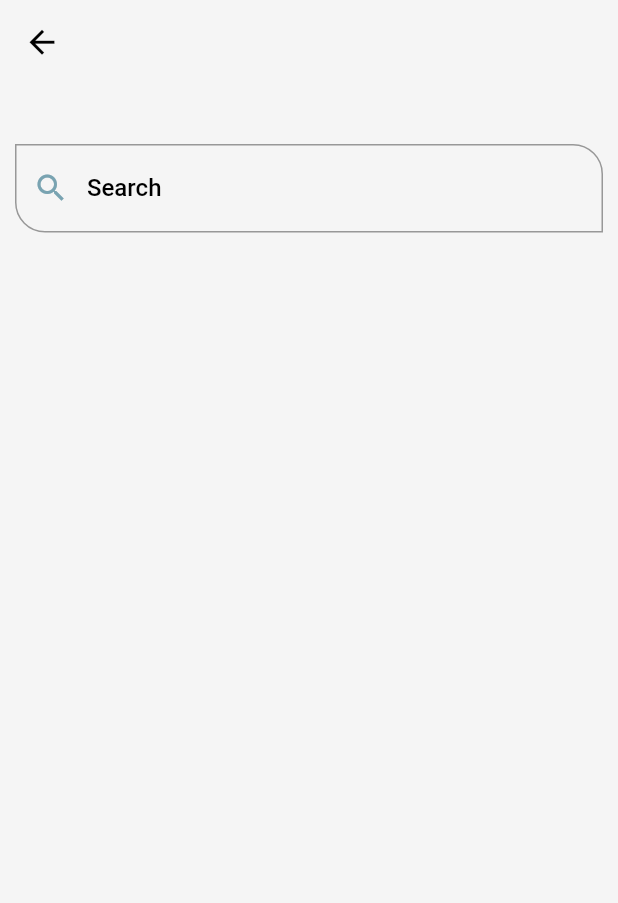
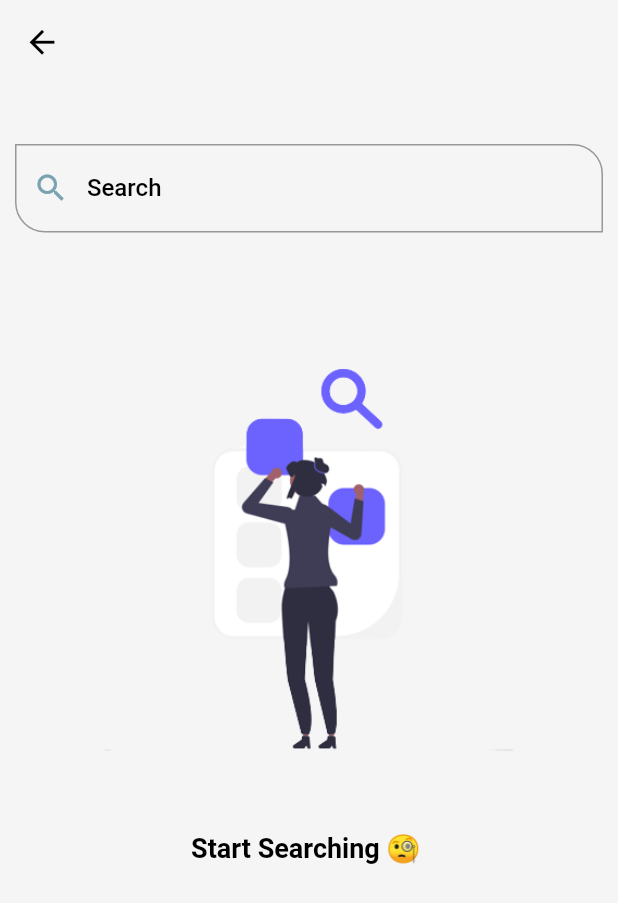
Before and after one commit to mahmoud-khaled19/GoShop, a Flutter app: the SearchScreen screen opened directly, on a phone screen of 412 x 824 dp. Shown: the top 903 px of the screen. Run offline on Flutter 3.47's test engine with Material 2 defaults, Android fonts, the phone set to English and light mode, and no system bars; our stand-ins replace animated_splash_screen, carousel_slider, conditional_builder_null_safety, dio, easy_localization, flutter_bloc and 2 more; accounts and stored records are empty; network calls fail.

Commit message:
finish without any pugs

```diff
--- a/lib/app_constance/assets_manager.dart
+++ /dev/null
@@ -1,6 +0,0 @@
-const String assetsPath = 'assets/images';
-
-class ImagesManager {
-  static const String facebook= '$assetsPath/facebook.png';
-  static const String google= '$assetsPath/google.png';
-}
--- a/lib/app_constance/strings_manager.dart
+++ b/lib/app_constance/strings_manager.dart
@@ -33,6 +33,9 @@ class AppStrings {
   static const String inYourBag = "bagged_already";
   static const String noCarts = 'No Items Bagged Yet!';
 
+  static const String searchScreen = 'Start Searching 🧐 ';
+  static const String searchScreen2 = "Oops ! Data Not Found" ;
+
 
 //مراجعه كل القيم من الاول واعمل بادينج علشان العربي بيضرب
 }
--- a/lib/view/screens/search_screen/searchScreen.dart
+++ b/lib/view/screens/search_screen/searchScreen.dart
@@ -4,6 +4,7 @@ import 'package:flutter_bloc/flutter_bloc.dart';
 import 'package:shop_app/app_constance/constants_methods.dart';
 import 'package:shop_app/app_constance/strings_manager.dart';
 
+import '../../../generated/assets.dart';
 import '../../../view_model/cubit/app_cubit.dart';
 import '../../../view_model/cubit/search_cubit/cubit.dart';
 import '../../../view_model/cubit/search_cubit/states.dart';
@@ -15,10 +16,11 @@ class SearchScreen extends StatelessWidget {
 
   SearchScreen({super.key});
 
+  final formKey = GlobalKey<FormState>();
+
   @override
   Widget build(BuildContext context) {
-    double hSize = MediaQuery.of(context).size.height;
-    double wSize = MediaQuery.of(context).size.width;
+    double size = MediaQuery.of(context).size.height;
     return BlocProvider(
       create: (BuildContext context) => SearchCubit(),
       child: BlocConsumer<SearchCubit, SearchStates>(
@@ -29,6 +31,8 @@ class SearchScreen extends StatelessWidget {
             appBar: AppBar(),
             body: Padding(
               padding: const EdgeInsets.all(10),
+              child: Form(
+                key: formKey,
                 child: Column(
                   children: [
                     const SizedBox(
@@ -38,10 +42,14 @@ class SearchScreen extends StatelessWidget {
                         context: context,
                         prefix: Icons.search,
                         controller: searchController,
-                      validate: (String? value) {},
+                        validate: (String? value) {
+                          return 'Write SomeThing to Search For';
+                        },
                         onSubmit: (value) {
+                          if (formKey.currentState!.validate()) {
                             SearchCubit.get(context)
                                 .getSearch(text: searchController.text);
+                          }
                         },
                         label: AppStrings.search.tr()),
                     const SizedBox(
@@ -49,13 +57,65 @@ class SearchScreen extends StatelessWidget {
                     ),
                     if (state is LoadingSearchState)
                       const LinearProgressIndicator(),
-                  if (state is SuccessSearchState)
+                    if (state is! LoadingSearchState &&
+                        state is! SuccessSearchState)
+                      Expanded(
+                        child: ListView(
+                          physics: const BouncingScrollPhysics(),
+                          children: [
+                            SizedBox(
+                              height: size * 0.05,
+                            ),
+                            const Image(
+                              image: AssetImage(Assets.imagesSearch),
+                            ),
+                            const SizedBox(
+                              height: 15,
+                            ),
+                            Align(
+                              alignment: Alignment.center,
+                              child: Text(
+                                AppStrings.searchScreen.tr(),
+                                style: Theme.of(context).textTheme.titleLarge,
+                              ),
+                            ),
+                          ],
+                        ),
+                      ),
+                    if (state is SuccessSearchState &&
+                        cubit.model!.data!.data.isEmpty)
+                      Expanded(
+                        child: ListView(
+                          physics: const BouncingScrollPhysics(),
+                          children: [
+                            SizedBox(
+                              height: size * 0.05,
+                            ),
+                            Image(
+                              height: size * 0.3,
+                              image: const AssetImage(Assets.imagesSearch),
+                            ),
+                            const SizedBox(
+                              height: 15,
+                            ),
+                            Align(
+                              alignment: Alignment.center,
+                              child: Text(
+                                AppStrings.searchScreen2.tr(),
+                                style: Theme.of(context).textTheme.titleLarge,
+                              ),
+                            ),
+                          ],
+                        ),
+                      ),
+                    if (state is SuccessSearchState &&
+                        cubit.model!.data!.data.isNotEmpty)
                       Expanded(
                         child: ListView.builder(
                             physics: const BouncingScrollPhysics(),
-                          itemCount: cubit.model?.data?.data.length,
+                            itemCount: cubit.model!.data!.data.length,
                             itemBuilder: (context, index) => SizedBox(
-                                height: hSize * 0.15,
+                                  height: size * 0.15,
                                   child: Expanded(
                                     child: GestureDetector(
                                       onTap: () {
@@ -64,8 +124,8 @@ class SearchScreen extends StatelessWidget {
                                             ProductDetails(
                                                 image: cubit.model!.data!
                                                     .data[index].image!,
-                                              id: cubit
-                                                  .model!.data!.data[index].id!,
+                                                id: cubit.model!.data!
+                                                    .data[index].id!,
                                                 name: cubit.model!.data!
                                                     .data[index].name!,
                                                 price: cubit.model!.data!
@@ -89,7 +149,7 @@ class SearchScreen extends StatelessWidget {
                                             Image(
                                               image: NetworkImage(cubit.model!
                                                   .data!.data[index].image!),
-                                            width: wSize * 0.2,
+                                              width: size * 0.2,
                                             ),
                                             const SizedBox(
                                               width: 15,
@@ -99,8 +159,8 @@ class SearchScreen extends StatelessWidget {
                                                 children: [
                                                   Expanded(
                                                       child: Text(
-                                                  cubit.model!.data!.data[index]
-                                                      .name!,
+                                                    cubit.model!.data!
+                                                        .data[index].name!,
                                                     maxLines: 2,
                                                     overflow:
                                                         TextOverflow.ellipsis,
@@ -118,8 +178,7 @@ class SearchScreen extends StatelessWidget {
                                             ),
                                             const Spacer(),
                                             Icon(
-                                                ShopCubit.get(context)
-                                                            .favourites[
+                                              ShopCubit.get(context).favourites[
                                                       cubit.model!.data!
                                                           .data[index].id!]!
                                                   ? Icons.favorite
@@ -129,7 +188,6 @@ class SearchScreen extends StatelessWidget {
                                                       .size
                                                       .width *
                                                   0.06,
-
                                             )
                                           ],
                                         ),
@@ -141,6 +199,7 @@ class SearchScreen extends StatelessWidget {
                   ],
                 ),
               ),
+            ),
           );
         },
       ),
--- a/lib/view_model/cubit/search_cubit/cubit.dart
+++ b/lib/view_model/cubit/search_cubit/cubit.dart
@@ -10,7 +10,9 @@ class SearchCubit extends Cubit<SearchStates>{
   SearchCubit():super(InitialSearchState());
  static SearchCubit get(context) => BlocProvider.of(context);
  SearchModel? model;
- void getSearch({
+  List<SearchModel> searchList = [];
+
+  void getSearch({
   required String text
 }){
    emit(LoadingSearchState());
--- a/pubspec.yaml
+++ b/pubspec.yaml
@@ -69,7 +69,7 @@ flutter:
   # To add assets to your application, add an assets section, like this:
   assets:
     - assets/translations/
-    - assets/
+    - assets/images/
   #   - images/a_dot_ham.jpeg
 
   # An image asset can refer to one or more resolution-specific "variants", see
```
Also changed, not shown: lib/view/screens/home/cart/cart_screen.dart (+19 -4 lines), lib/view/screens/home/favorite/favorites.dart (+22 -6 lines), lib/view/screens/splash-screen/splash_screen.dart (+8 -3 lines), lib/view_model/cubit/app_cubit.dart (+3 -15 lines), assets/images/no_news.png (added), assets/images/search.png (added), lib/generated/assets.dart (added), 1 other file. Lines whose indentation alone changed are shown as unchanged.
